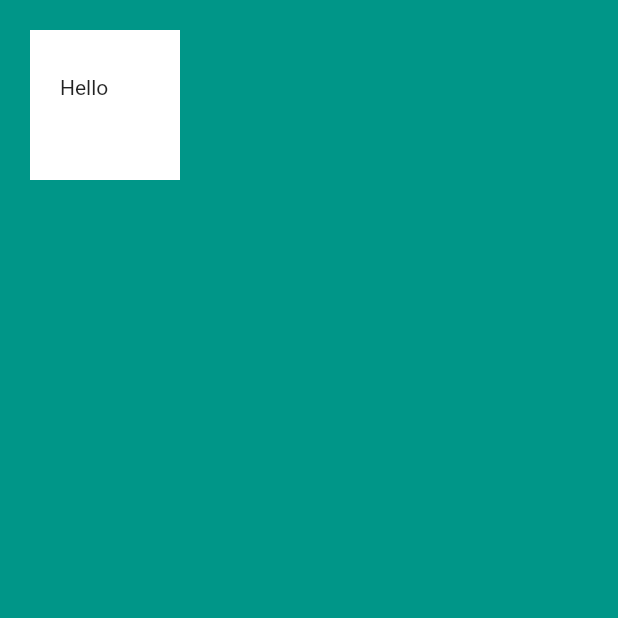
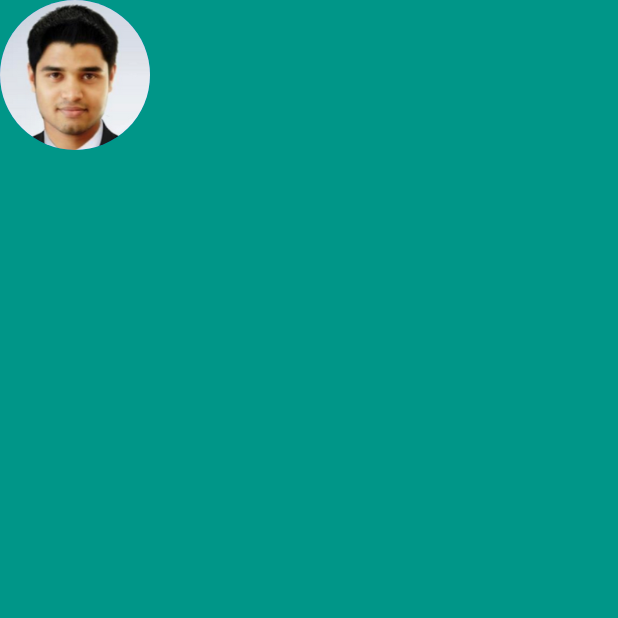
Before and after one commit to sharifc2016/my_card, a Flutter app: the screen it shows after launch, on a phone screen of 412 x 824 dp, the top half of it. Run offline on Flutter 3.47's test engine with Material 2 defaults, Android fonts, the phone set to English and light mode, and no system bars.

Commit message:
Add circleAvatar for picture

```diff
--- a/lib/main.dart
+++ b/lib/main.dart
@@ -13,13 +13,13 @@ class MyApp extends StatelessWidget {
       home: Scaffold(
         backgroundColor: Colors.teal,
         body: SafeArea(
-          child: Container(
-            height: 100.0,
-            width: 100.0,
-            margin: EdgeInsets.all(20),
-            padding: EdgeInsets.fromLTRB(20, 30, 10, 30),
-            color: Colors.white,
-            child: Text("Hello"),
+          child: Column(
+            children: [
+              CircleAvatar(
+                radius: 50,
+                backgroundImage: AssetImage('images/my_image.png'),
+              ),
+            ],
           ),
         ),
       ),
```
Also changed, not shown: pubspec.yaml (+2 -57 lines), images/my_image.png (added), 1 other file.
